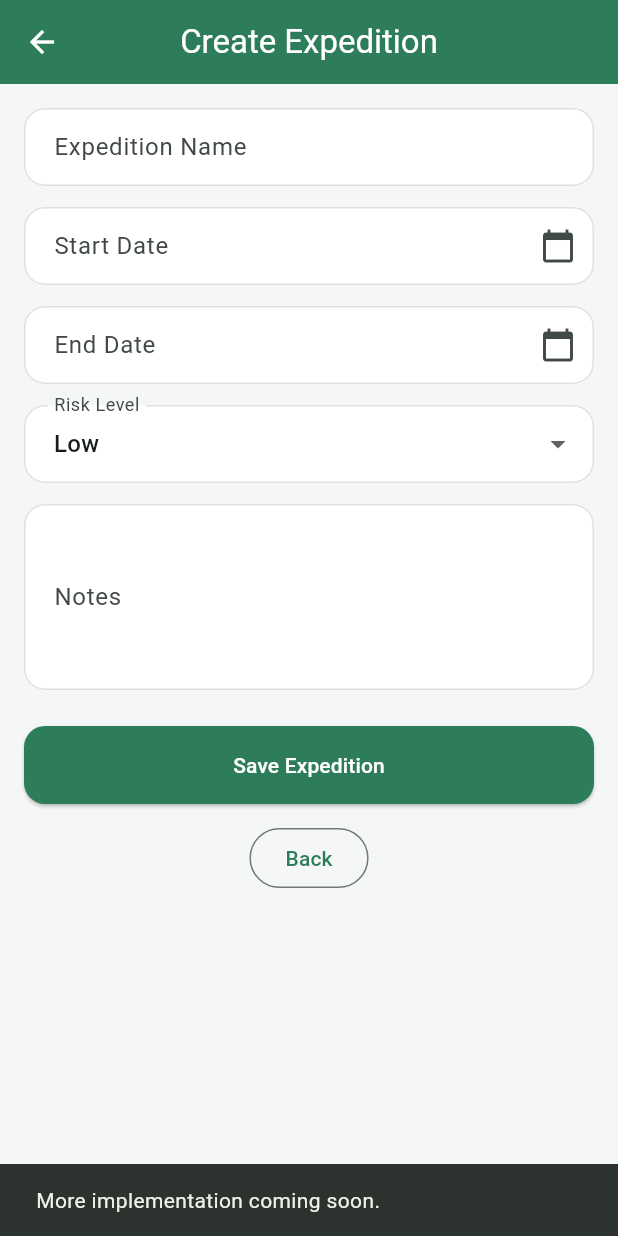
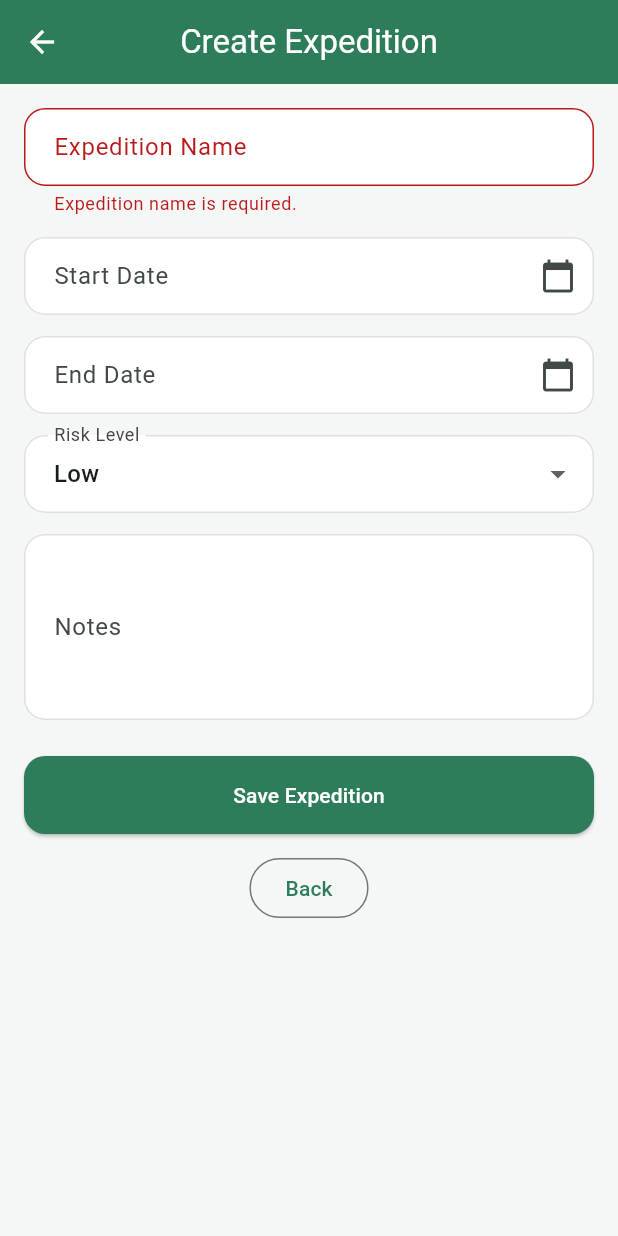
Before and after one commit to raifnjie/Expedition_planner_Team_U7, a Flutter app: the ExpeditionFormScreen screen opened by its route, after a tap on "Save Expedition", on a phone screen of 412 x 824 dp. Run offline on Flutter 3.47's test engine with Material 3 defaults, Android fonts, the light colour scheme and no system bars; our stand-ins replace sqflite; accounts and stored records are empty.

Commit message:
implement expedition form create edit and validation

```diff
--- a/lib/screens/expedition_form_screen.dart
+++ b/lib/screens/expedition_form_screen.dart
@@ -1,4 +1,6 @@
 import 'package:flutter/material.dart';
+import '../models/expedition.dart';
+import '../services/database_helper.dart';
 
 class ExpeditionFormScreen extends StatefulWidget {
   const ExpeditionFormScreen({super.key});
@@ -8,41 +10,180 @@ class ExpeditionFormScreen extends StatefulWidget {
 }
 
 class _ExpeditionFormScreenState extends State<ExpeditionFormScreen> {
+  final _formKey = GlobalKey<FormState>();
+
+  final TextEditingController _nameController = TextEditingController();
+  final TextEditingController _notesController = TextEditingController();
+
+  DateTime? _startDate;
+  DateTime? _endDate;
   String selectedRisk = 'Low';
+  bool isSaving = false;
+  Expedition? editingExpedition;
+  bool didLoadArgs = false;
+
+  @override
+  void didChangeDependencies() {
+    super.didChangeDependencies();
+
+    if (!didLoadArgs) {
+      final args = ModalRoute.of(context)?.settings.arguments;
+      if (args is Expedition) {
+        editingExpedition = args;
+        _nameController.text = args.name;
+        _notesController.text = args.notes;
+        _startDate = DateTime.tryParse(args.startDate);
+        _endDate = DateTime.tryParse(args.endDate);
+        selectedRisk = args.riskLevel;
+      }
+      didLoadArgs = true;
+    }
+  }
+
+  @override
+  void dispose() {
+    _nameController.dispose();
+    _notesController.dispose();
+    super.dispose();
+  }
+
+  String formatDate(DateTime? date) {
+    if (date == null) return '';
+    final month = date.month.toString().padLeft(2, '0');
+    final day = date.day.toString().padLeft(2, '0');
+    return '${date.year}-$month-$day';
+  }
+
+  Future<void> pickStartDate() async {
+    final picked = await showDatePicker(
+      context: context,
+      initialDate: _startDate ?? DateTime.now(),
+      firstDate: DateTime(2020),
+      lastDate: DateTime(2100),
+    );
+
+    if (picked != null) {
+      setState(() {
+        _startDate = picked;
+        if (_endDate != null && _endDate!.isBefore(_startDate!)) {
+          _endDate = null;
+        }
+      });
+    }
+  }
+
+  Future<void> pickEndDate() async {
+    final picked = await showDatePicker(
+      context: context,
+      initialDate: _endDate ?? _startDate ?? DateTime.now(),
+      firstDate: _startDate ?? DateTime(2020),
+      lastDate: DateTime(2100),
+    );
+
+    if (picked != null) {
+      setState(() {
+        _endDate = picked;
+      });
+    }
+  }
+
+  Future<void> saveExpedition() async {
+    if (!_formKey.currentState!.validate()) return;
+
+    if (_startDate == null || _endDate == null) {
+      ScaffoldMessenger.of(context).showSnackBar(
+        const SnackBar(
+          content: Text('Please select both start and end dates.'),
+        ),
+      );
+      return;
+    }
+
+    if (_endDate!.isBefore(_startDate!)) {
+      ScaffoldMessenger.of(context).showSnackBar(
+        const SnackBar(
+          content: Text('End date cannot be before start date.'),
+        ),
+      );
+      return;
+    }
+
+    setState(() {
+      isSaving = true;
+    });
+
+    final expedition = Expedition(
+      id: editingExpedition?.id,
+      name: _nameController.text.trim(),
+      startDate: formatDate(_startDate),
+      endDate: formatDate(_endDate),
+      notes: _notesController.text.trim(),
+      riskLevel: selectedRisk,
+    );
+
+    if (editingExpedition == null) {
+      await DatabaseHelper.instance.createExpedition(expedition);
+    } else {
+      await DatabaseHelper.instance.updateExpedition(expedition);
+    }
+
+    if (!mounted) return;
+
+    setState(() {
+      isSaving = false;
+    });
+
+    Navigator.pop(context);
+  }
 
   @override
   Widget build(BuildContext context) {
+    final isEditing = editingExpedition != null;
+
     return Scaffold(
       appBar: AppBar(
-        title: const Text('Create Expedition'),
+        title: Text(isEditing ? 'Edit Expedition' : 'Create Expedition'),
       ),
       body: SingleChildScrollView(
         padding: const EdgeInsets.all(16),
+        child: Form(
+          key: _formKey,
           child: Column(
             children: [
-            TextField(
+              TextFormField(
+                controller: _nameController,
                 decoration: const InputDecoration(
                   labelText: 'Expedition Name',
                   hintText: 'Example: Appalachian Weekend Trip',
                 ),
+                validator: (value) {
+                  if (value == null || value.trim().isEmpty) {
+                    return 'Expedition name is required.';
+                  }
+                  return null;
+                },
               ),
               const SizedBox(height: 14),
-            TextField(
+              TextFormField(
                 readOnly: true,
+                controller: TextEditingController(text: formatDate(_startDate)),
                 decoration: const InputDecoration(
                   labelText: 'Start Date',
                   hintText: 'Select start date',
                   suffixIcon: Icon(Icons.calendar_today),
                 ),
+                onTap: pickStartDate,
               ),
               const SizedBox(height: 14),
-            TextField(
+              TextFormField(
                 readOnly: true,
+                controller: TextEditingController(text: formatDate(_endDate)),
                 decoration: const InputDecoration(
                   labelText: 'End Date',
                   hintText: 'Select end date',
                   suffixIcon: Icon(Icons.calendar_today),
                 ),
+                onTap: pickEndDate,
               ),
               const SizedBox(height: 14),
               DropdownButtonFormField<String>(
@@ -64,7 +205,8 @@ class _ExpeditionFormScreenState extends State<ExpeditionFormScreen> {
                 },
               ),
               const SizedBox(height: 14),
-            TextField(
+              TextFormField(
+                controller: _notesController,
                 maxLines: 4,
                 decoration: const InputDecoration(
                   labelText: 'Notes',
@@ -73,23 +215,22 @@ class _ExpeditionFormScreenState extends State<ExpeditionFormScreen> {
               ),
               const SizedBox(height: 24),
               ElevatedButton(
-              onPressed: () {
-                ScaffoldMessenger.of(context).showSnackBar(
-                  const SnackBar(
-                    content: Text('More implementation coming soon.'),
-                  ),
-                );
-              },
-              child: const Text('Save Expedition'),
+                onPressed: isSaving ? null : saveExpedition,
+                child: Text(isSaving
+                    ? 'Saving...'
+                    : isEditing
+                        ? 'Update Expedition'
+                        : 'Save Expedition'),
               ),
               const SizedBox(height: 12),
               OutlinedButton(
-              onPressed: () => Navigator.pop(context),
+                onPressed: isSaving ? null : () => Navigator.pop(context),
                 child: const Text('Back'),
               ),
             ],
           ),
         ),
+      ),
     );
   }
 }
```
Lines whose indentation alone changed are shown as unchanged.
